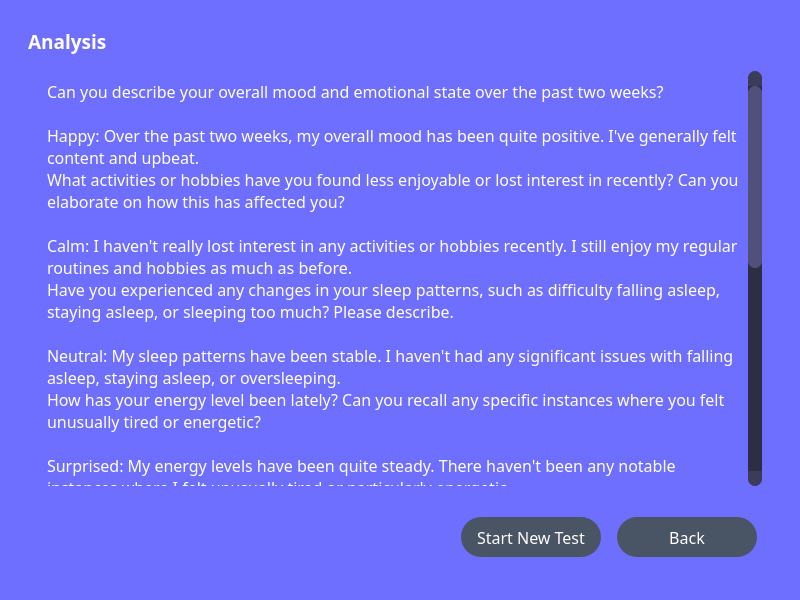
The window that Application/firstScreen.ui (Omar-Mohamed-Ibrahim-Alsayed/Multi-modal-Emotion-Recognition) describes before a commit, drawn with Qt 5.
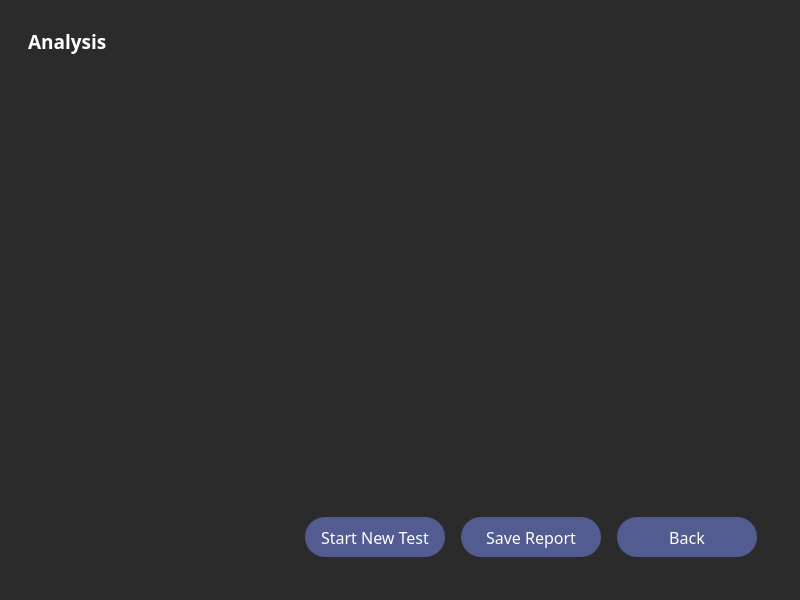
The same window after the commit. The open tabs and pages were chosen to show the change.

Diff of the .ui file:
```diff
--- a/Application/firstScreen.ui
+++ b/Application/firstScreen.ui
@@ -138,7 +138,7 @@
    <string>Mentalist</string>
   </property>
   <property name="styleSheet">
-   <string notr="true">background-color: rgb(111, 111, 255)</string>
+   <string notr="true">background-color: #2B2B2B</string> <!--Main Background Color-->
   </property>
   <widget class="QWidget" name="centralwidget">
    <property name="sizePolicy">
@@ -752,30 +752,7 @@
                    <string notr="true">color:white;</string>
                   </property>
                   <property name="text">
-                   <string>Can you describe your overall mood and emotional state over the past two weeks?
-
-Happy: Over the past two weeks, my overall mood has been quite positive. I've generally felt content and upbeat.
-What activities or hobbies have you found less enjoyable or lost interest in recently? Can you elaborate on how this has affected you?
-
-Calm: I haven't really lost interest in any activities or hobbies recently. I still enjoy my regular routines and hobbies as much as before.
-Have you experienced any changes in your sleep patterns, such as difficulty falling asleep, staying asleep, or sleeping too much? Please describe.
-
-Neutral: My sleep patterns have been stable. I haven't had any significant issues with falling asleep, staying asleep, or oversleeping.
-How has your energy level been lately? Can you recall any specific instances where you felt unusually tired or energetic?
-
-Surprised: My energy levels have been quite steady. There haven't been any notable instances where I felt unusually tired or particularly energetic.
-Have there been any changes in your appetite or eating habits? If so, how have these changes impacted you physically and emotionally?
-
-Neutral: My appetite and eating habits have remained consistent. There haven't been any changes that have impacted me physically or emotionally.
-Can you describe any recent feelings of guilt, worthlessness, or self-criticism? How often do these feelings occur and in what situations?
-
-Calm: I haven't experienced any significant feelings of guilt, worthlessness, or self-criticism recently. I feel generally confident and content.
-Have you found it difficult to concentrate or make decisions recently? Please provide examples of situations where this has been a problem.
-
-Neutral: I haven't had any trouble concentrating or making decisions lately. My focus and decision-making abilities have been as good as usual.
-Have you had any thoughts about self-harm or that life isn't worth living? If so, can you describe these thoughts and how often they occur?
-
-Happy: I haven't had any thoughts about self-harm or feelings that life isn't worth living. My outlook on life has been quite positive.</string>
+                   <string></string>
                   </property>
                   <property name="wordWrap">
                    <bool>true</bool>
@@ -842,7 +819,7 @@
 border-style: solid;
 border-color: black;
 border-radius: 20;
-background-color: #495464;
+background-color: #535C91;  <!--New test Button Background Color-->
 color: white;
 height: 40;
 margin: 5px;
@@ -853,6 +830,41 @@
               </property>
              </widget>
             </item>
+            <item>
+             <widget class="QPushButton" name="savebtn">
+              <property name="minimumSize">
+               <size>
+                <width>150</width>
+                <height>0</height>
+               </size>
+              </property>
+              <property name="font">
+               <font>
+                <family>Franklin Gothic Demi</family>
+                <pointsize>12</pointsize>
+               </font>
+              </property>
+              <property name="styleSheet">
+               <string notr="true">:hover {
+	background: white;
+	color: #495464;
+}
+
+QWidget {
+border-style: solid;
+border-color: black;
+border-radius: 20;
+background-color: #535C91;  <!--save pdf Button Background Color-->
+color: white;
+height: 40;
+margin: 5px;
+}</string>
+              </property>
+              <property name="text">
+               <string>Save Report</string>
+              </property>
+             </widget>
+            </item>
             <item>
              <widget class="QPushButton" name="backbtn">
               <property name="minimumSize">
@@ -877,7 +889,7 @@
 border-style: solid;
 border-color: black;
 border-radius: 20;
-background-color: #495464;
+background-color: #535C91; <!--Back Button Background Color-->
 color: white;
 height: 40;
 margin: 5px;
```
Left out of the diff: 6 changed lines with no effect on the pictures.
